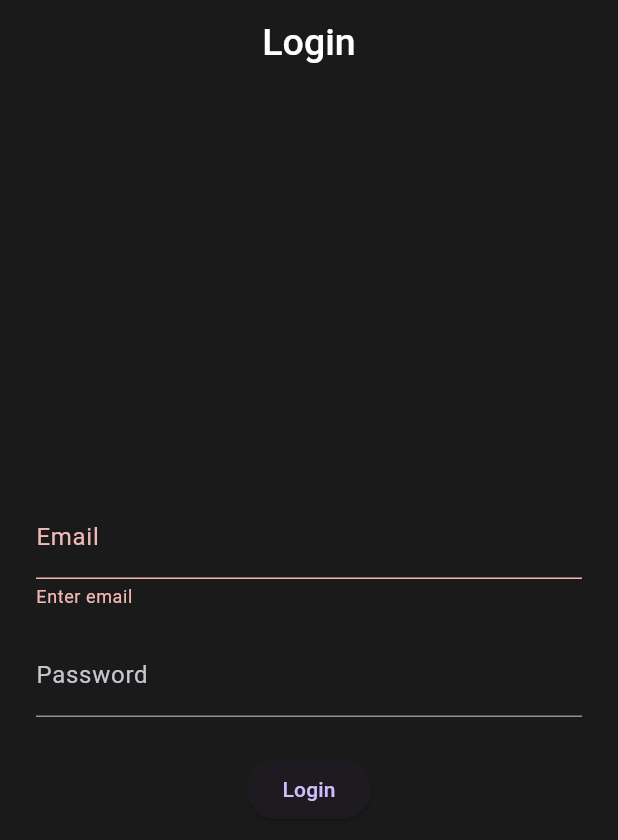
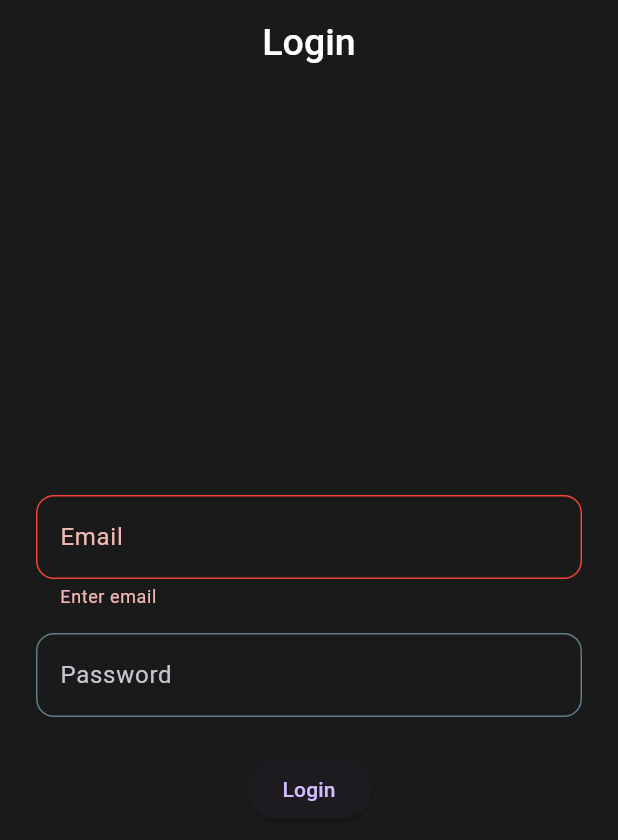
Before and after one commit to premsingh01/video_call_app, a Flutter app: the screen it shows after launch, on a phone screen of 412 x 824 dp. Shown: the top 840 px of the screen. Run offline on Flutter 3.47's test engine with Material 3 defaults, Android fonts, the phone set to English and light mode, and no system bars; our stand-ins replace bloc, flutter_bloc.

Commit message:
added textfiedl border in theme

```diff
--- a/lib/main.dart
+++ b/lib/main.dart
@@ -26,6 +26,31 @@ class MyApp extends StatelessWidget {
             fontSize: 25,
           ),
         ),
+        inputDecorationTheme: InputDecorationTheme(
+          border: OutlineInputBorder(
+            borderRadius: BorderRadius.circular(12),
+            borderSide: const BorderSide(color: Colors.grey),
+          ),
+          enabledBorder: OutlineInputBorder(
+            borderRadius: BorderRadius.circular(12),
+            borderSide: const BorderSide(color: Colors.blueGrey),
+          ),
+          focusedBorder: OutlineInputBorder(
+            borderRadius: BorderRadius.circular(12),
+            borderSide: const BorderSide(
+              color: Color.fromARGB(255, 163, 94, 175),
+              width: 2,
+            ),
+          ),
+          errorBorder: OutlineInputBorder(
+            borderRadius: BorderRadius.circular(12),
+            borderSide: const BorderSide(color: Colors.red),
+          ),
+          focusedErrorBorder: OutlineInputBorder(
+            borderRadius: BorderRadius.circular(12),
+            borderSide: const BorderSide(color: Colors.red, width: 2),
+          ),
+        ),
       ),
       home: LoginView(),
     );
```
